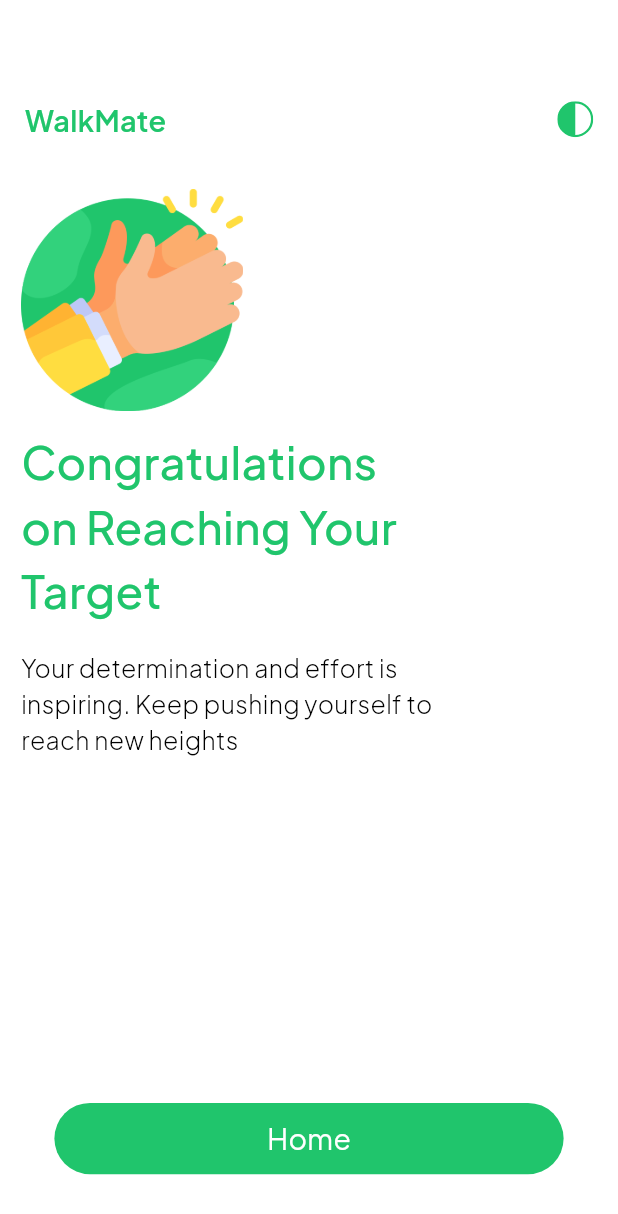
After one commit to MonirNoyon/walkmate, a Flutter app: the Congrats screen opened by its route, on a phone screen of 412 x 824 dp. The commit adds this screen. Shown: the top 1214 px of the screen. Run offline on Flutter 3.47's test engine with Material 2 defaults, Android fonts, the phone set to English and light mode, and no system bars; our stand-ins replace flutter_animate, flutter_svg, go_router, google_fonts, sizer.

Commit message:
congrats page design done

```diff
--- a/lib/config/route/app_pages.dart
+++ b/lib/config/route/app_pages.dart
@@ -1,5 +1,6 @@
 
 import 'package:go_router/go_router.dart';
+import 'package:walkmate/feature/congrats/congrates.dart';
 import 'package:walkmate/feature/home/home_page.dart';
 import 'package:walkmate/feature/landing/checkpoint.dart';
 import 'package:walkmate/feature/landing/set_landing.dart';
@@ -20,5 +21,9 @@ class AppPages {
         name: AppRoutes.checkPoint,
         path: "/${AppRoutes.checkPoint}",
         builder: ((context, state) =>  Checkpoint())),
+    GoRoute(
+        name: AppRoutes.congrats,
+        path: "/${AppRoutes.congrats}",
+        builder: ((context, state) =>  Congrats())),
   ]);
 }
--- a/lib/config/route/app_routes.dart
+++ b/lib/config/route/app_routes.dart
@@ -1,4 +1,5 @@
 class AppRoutes{
   static const setLanding = "landing";
   static const checkPoint = "checkpoint";
+  static const congrats = "congrats";
 }
--- /dev/null
+++ b/lib/feature/congrats/congrates.dart
@@ -0,0 +1,92 @@
+import 'package:flutter/material.dart';
+import 'package:flutter_svg/svg.dart';
+import 'package:sizer/sizer.dart';
+import 'package:walkmate/feature/common_widget/custom_button.dart';
+
+import '../../resources/assets_manager.dart';
+import '../../resources/color_manager.dart';
+import '../../resources/font_manager.dart';
+import '../../resources/values_manager.dart';
+import '../common_widget/custom_text.dart';
+
+
+class Congrats extends StatelessWidget {
+  const Congrats({Key? key}) : super(key: key);
+
+  @override
+  Widget build(BuildContext context) {
+    final size = MediaQuery.of(context).size;
+    return Scaffold(
+      body: Column(
+        crossAxisAlignment: CrossAxisAlignment.start,
+        mainAxisAlignment: MainAxisAlignment.center,
+        children: [
+          Padding(
+            padding: EdgeInsets.only(
+                top: AppPadding.p8.h,
+                bottom: AppPadding.p4.h,
+                left: AppPadding.p2.h,
+                right: AppPadding.p2.h),
+            child: Row(
+              mainAxisAlignment: MainAxisAlignment.spaceBetween,
+              children: [
+                CustomText(
+                    text: 'WalkMate',
+                    textColor: ColorManager.primary,
+                    fontSize: FontSize.s14,
+                    fontWeight: FontWeightManager.semiBold),
+                SvgPicture.asset(AssetsManager.themeImage),
+              ],
+            ),
+          ),
+          Padding(
+            padding: const EdgeInsets.only(left: 14),
+            child: Image.asset(
+                AssetsManager.congrats,
+              height: 18.h,
+              width: 18.h,
+            ),
+          ),
+          Padding(
+              padding: const EdgeInsets.only(
+                  top: AppPadding.p12,
+                  left: AppPadding.p14,
+                  right: AppPadding.p14,
+                  bottom: AppPadding.p14
+              ),
+            child: CustomText(
+                text: 'Congratulations\non Reaching Your\nTarget',
+                    textColor: ColorManager.primary,
+              fontSize: 22,
+              fontWeight: FontWeightManager.medium
+                    ),
+          ),
+          Padding(
+              padding: const EdgeInsets.only(
+                  top: AppPadding.p4,
+                  left: AppPadding.p14,
+                  right: AppPadding.p14,
+              ),
+            child: CustomText(
+                text: 'Your determination and effort is\ninspiring. Keep pushing yourself to\nreach new heights',
+
+              fontSize: 12,
+              fontWeight: FontWeightManager.light
+                    ),
+          ),
+          const Spacer(),
+          Center(
+            child: CustomButton(
+                text: 'Home',
+                onTap: (){},
+                width: size.width * 0.2,
+                height: size.height * 0.007,
+              color: ColorManager.primary
+            ),
+          ),
+          SizedBox(height: 5.h,)
+        ],
+      ),
+    );
+  }
+}
--- a/lib/feature/landing/checkpoint.dart
+++ b/lib/feature/landing/checkpoint.dart
@@ -1,6 +1,8 @@
 import 'package:flutter/material.dart';
 import 'package:flutter_svg/svg.dart';
+import 'package:go_router/go_router.dart';
 import 'package:sizer/sizer.dart';
+import 'package:walkmate/config/route/app_routes.dart';
 import 'package:walkmate/feature/landing/widget/custom_slider.dart';
 
 import '../../resources/assets_manager.dart';
@@ -118,6 +120,9 @@ class _CheckpointState extends State<Checkpoint> {
           ),
           CustomButton(
             text: 'Add checkpoint',
+            onTap: (){
+              context.pushNamed(AppRoutes.congrats);
+            },
             color: ColorManager.primary,
             width: size.width * 0.2,
             height: size.height * 0.007,
--- a/lib/resources/assets_manager.dart
+++ b/lib/resources/assets_manager.dart
@@ -6,4 +6,5 @@ class AssetsManager{
   static const personDark = "assets/Dark_Image.png";
   static const pattern = "assets/Pattern.svg";
   static const flag = "assets/Checkpoint.png";
+  static const congrats = "assets/Congrats.png";
 }
```
